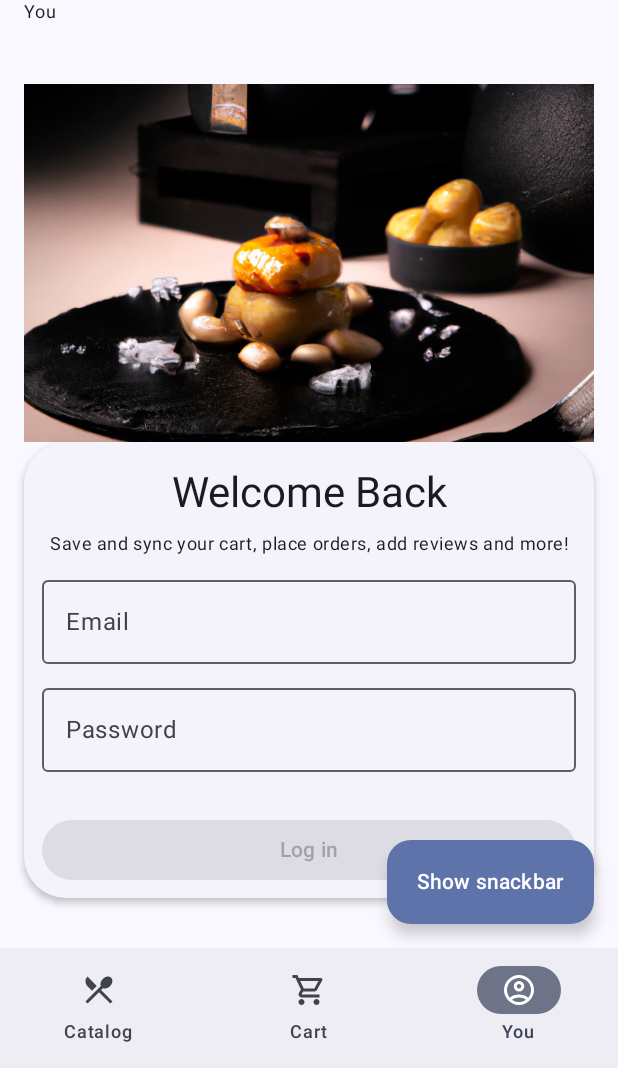
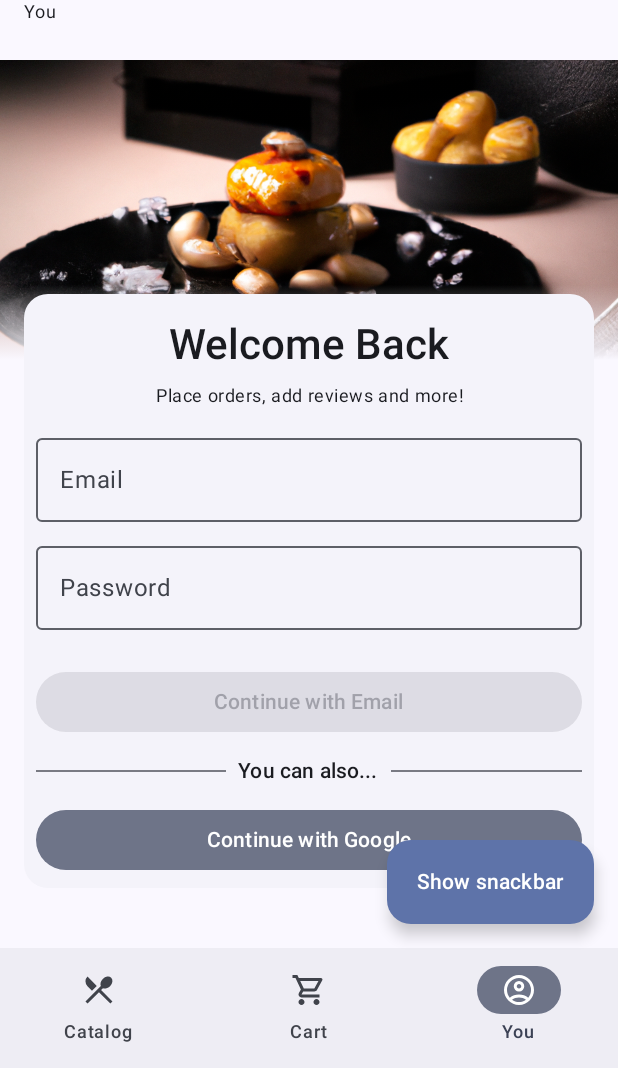
Before and after one commit to cryptoAlgorithm/SweetRock, an Android app built with Jetpack Compose: the screen it shows after launch (MainActivity), item 3 of the bottom bar chosen, on a phone screen of 412 x 824 dp, the part 168-1236 px from its top. Run offline under Robolectric (Android 15) with nearby library versions, the phone set to English and light mode, and no system bars; our stand-ins replace Firebase (no records; nobody signed in at launch, a user with empty details on screens opened directly); 3 statements that could not run were skipped.

Commit message:
feat (auth): add google sign in

```diff
--- a/app/build.gradle
+++ b/app/build.gradle
@@ -80,4 +80,8 @@ dependencies {
     // App Check
     implementation 'com.google.firebase:firebase-appcheck-playintegrity' // Play Integrity
     implementation 'com.google.firebase:firebase-appcheck-debug:16.1.1'  // Debug
+
+    // Play Services
+    implementation 'com.google.android.gms:play-services-auth:20.4.1'
+
 }
--- a/app/src/main/java/com/cryptoalgo/sweetRock/account/AccountLanding.kt
+++ b/app/src/main/java/com/cryptoalgo/sweetRock/account/AccountLanding.kt
@@ -1,18 +1,30 @@
 package com.cryptoalgo.sweetRock.account
 
+import android.app.Activity
 import android.util.Log
+import androidx.activity.compose.rememberLauncherForActivityResult
+import androidx.activity.result.contract.ActivityResultContracts
 import androidx.compose.foundation.Image
+import androidx.compose.foundation.background
 import androidx.compose.foundation.layout.Arrangement
+import androidx.compose.foundation.layout.Box
 import androidx.compose.foundation.layout.Column
 import androidx.compose.foundation.layout.PaddingValues
+import androidx.compose.foundation.layout.Row
+import androidx.compose.foundation.layout.Spacer
 import androidx.compose.foundation.layout.fillMaxSize
 import androidx.compose.foundation.layout.fillMaxWidth
+import androidx.compose.foundation.layout.height
 import androidx.compose.foundation.layout.padding
+import androidx.compose.foundation.layout.size
 import androidx.compose.foundation.lazy.LazyColumn
 import androidx.compose.material3.Button
 import androidx.compose.material3.CardDefaults
+import androidx.compose.material3.CircularProgressIndicator
+import androidx.compose.material3.Divider
 import androidx.compose.material3.ElevatedCard
 import androidx.compose.material3.ExperimentalMaterial3Api
+import androidx.compose.material3.FilledTonalButton
 import androidx.compose.material3.MaterialTheme
 import androidx.compose.material3.OutlinedTextField
 import androidx.compose.material3.Text
@@ -23,38 +35,86 @@ import androidx.compose.runtime.remember
 import androidx.compose.runtime.rememberCoroutineScope
 import androidx.compose.runtime.saveable.rememberSaveable
 import androidx.compose.runtime.setValue
+import androidx.compose.ui.Alignment
 import androidx.compose.ui.Modifier
+import androidx.compose.ui.graphics.Brush
+import androidx.compose.ui.graphics.Color
+import androidx.compose.ui.graphics.StrokeCap
 import androidx.compose.ui.layout.ContentScale
+import androidx.compose.ui.platform.LocalContext
 import androidx.compose.ui.res.painterResource
+import androidx.compose.ui.text.font.FontWeight
 import androidx.compose.ui.text.input.PasswordVisualTransformation
 import androidx.compose.ui.text.input.TextFieldValue
 import androidx.compose.ui.text.style.TextAlign
 import androidx.compose.ui.unit.dp
 import androidx.lifecycle.viewmodel.compose.viewModel
 import com.cryptoalgo.sweetRock.R
+import com.google.android.gms.auth.api.identity.Identity
 import kotlinx.coroutines.launch
+
+private const val TAG = "Account"
 
 @Composable
 fun AccountLanding(
     model: AccountViewModel = viewModel()
 ) {
-    LazyColumn(Modifier.fillMaxSize(), contentPadding = PaddingValues(16.dp)) {
-        item {
+    Box {
+        Box {
             Image(
                 painter = painterResource(id = R.drawable.banner), contentDescription = null,
-                Modifier.fillMaxWidth(),
-                contentScale = ContentScale.FillWidth
+                Modifier
+                    .height(200.dp)
+                    .fillMaxWidth(),
+                contentScale = ContentScale.Crop
+            )
+            Spacer(
+                Modifier
+                    .matchParentSize()
+                    .background(
+                        Brush.verticalGradient(
+                            0.75f to Color.Transparent,
+                            1f to MaterialTheme.colorScheme.background
+                        )
+                    )
             )
         }
-        if (model.user != null) item {
-            ElevatedCard {
-                Text(text = "Logged in as ${model.user?.email}")
-                Button(onClick = { model.signOut() }) {
-                    Text("Sign Out")
+        LazyColumn(Modifier.fillMaxSize(), contentPadding = PaddingValues(16.dp)) {
+            item { Spacer(Modifier.height(140.dp)) }
+            item {
+                when {
+                    model.user != null -> SignedInLanding()
+                    else -> SignInLaunchpad()
                 }
             }
         }
-        else item { SignInLaunchpad() }
+    }
+}
+
+@Composable
+private fun SignedInLanding(
+    model: AccountViewModel = viewModel()
+) {
+    val user = model.user ?: return // Return early if the current user is null
+
+    ElevatedCard(
+        Modifier.fillMaxWidth(),
+        elevation = CardDefaults.elevatedCardElevation(defaultElevation = 0.dp),
+        shape = MaterialTheme.shapes.large
+    ) {
+        Column(Modifier.padding(16.dp, 12.dp), verticalArrangement = Arrangement.spacedBy(4.dp)) {
+            Text("Your Account", fontWeight = FontWeight.SemiBold, style = MaterialTheme.typography.headlineMedium)
+            user.displayName?.let {
+                Text(it)
+            }
+            Text(user.email ?: "No Email")
+            Button(onClick = { model.signOut() },
+                Modifier
+                    .fillMaxWidth()
+                    .padding(top = 8.dp)) {
+                Text("Sign Out")
+            }
+        }
     }
 }
 
@@ -64,8 +124,44 @@ private fun SignInLaunchpad(
     model: AccountViewModel = viewModel()
 ) {
     val coroutineScope = rememberCoroutineScope()
+    val context = LocalContext.current
 
+    var loadingMethod by remember { mutableStateOf<Int?>(null) }
     var error by remember { mutableStateOf<String?>(null) }
+
+    val launcher = rememberLauncherForActivityResult(
+        ActivityResultContracts.StartIntentSenderForResult()
+    ) { result ->
+        if (result.resultCode != Activity.RESULT_OK) {
+            loadingMethod = null
+            // The user cancelled the login, was it due to an Exception?
+            if (result.data?.action == ActivityResultContracts.StartIntentSenderForResult.ACTION_INTENT_SENDER_REQUEST) {
+                /*val exception: Exception? = result.data?.getSerializableExtra(
+                    ActivityResultContracts.StartIntentSenderForResult.EXTRA_SEND_INTENT_EXCEPTION)*/
+                Log.e(TAG, "Couldn't start One Tap UI")
+            } else Log.w(TAG, "User cancelled flow")
+            return@rememberLauncherForActivityResult
+        }
+        val oneTapClient = Identity.getSignInClient(context)
+        val credential = oneTapClient.getSignInCredentialFromIntent(result.data)
+        val idToken = credential.googleIdToken
+        if (idToken != null) {
+            // Got an ID token from Google. Use it to authenticate
+            // with your backend.
+            coroutineScope.launch {
+                try {
+                    model.signIn(idToken)
+                } catch (e: Exception) {
+
+                } finally {
+                    loadingMethod = null
+                }
+            }
+        } else {
+            Log.w("LOG", "Null Token")
+            loadingMethod = null
+        }
+    }
 
     var email by rememberSaveable(stateSaver = TextFieldValue.Saver) {
         mutableStateOf(TextFieldValue(""))
@@ -75,22 +171,28 @@ private fun SignInLaunchpad(
     }
 
     ElevatedCard(
-        shape = MaterialTheme.shapes.extraLarge,
-        elevation = CardDefaults.elevatedCardElevation(defaultElevation = 3.dp)
+        elevation = CardDefaults.elevatedCardElevation(defaultElevation = 0.dp),
+        shape = MaterialTheme.shapes.large
     ) {
-        Column(Modifier.padding(12.dp, 8.dp), verticalArrangement = Arrangement.spacedBy(8.dp)) {
+        Column(Modifier.padding(8.dp, 8.dp), verticalArrangement = Arrangement.spacedBy(8.dp)) {
             Text(
-                text = "Welcome Back",
+                "Welcome Back",
                 Modifier
                     .fillMaxWidth()
-                    .padding(top = 8.dp), textAlign = TextAlign.Center,
+                    .padding(top = 8.dp),
+                fontWeight = FontWeight.SemiBold,
+                textAlign = TextAlign.Center,
                 style = MaterialTheme.typography.headlineMedium
             )
             Text(
-                text = "Save and sync your cart, place orders, add reviews and more!",
-                Modifier.fillMaxWidth(), textAlign = TextAlign.Center,
+                text = "Place orders, add reviews and more!",
+                Modifier
+                    .fillMaxWidth()
+                    .padding(bottom = 4.dp), textAlign = TextAlign.Center,
                 style = MaterialTheme.typography.bodySmall
             )
+
+            // Email sign-in
             OutlinedTextField(
                 value = email, onValueChange = { email = it },
                 Modifier.fillMaxWidth(),
@@ -107,19 +209,59 @@ private fun SignInLaunchpad(
 
             Button(
                 onClick = { coroutineScope.launch {
+                    loadingMethod = 0
                     try {
                         model.signIn(email.text, password.text)
                     } catch (e: Exception) {
                         error = e.message
                         Log.d("AccountLanding", "Sign in failed")
+                    } finally {
+                        loadingMethod = null
                     }
                 }},
-                Modifier
-                    .fillMaxWidth()
-                    .padding(top = 4.dp),
-                enabled = email.text.trim().isNotBlank() && password.text.isNotEmpty()
+                Modifier.fillMaxWidth(),
+                enabled = email.text.trim().isNotBlank() && password.text.isNotEmpty() && loadingMethod != 0
             ) {
-                Text("Log in")
+                if (loadingMethod == 0) {
+                    CircularProgressIndicator(
+                        Modifier.padding(end = 8.dp).size(16.dp),
+                        strokeWidth = 2.dp,
+                        strokeCap = StrokeCap.Round
+                    )
+                }
+                Text("Continue with Email")
+            }
+
+            Row(
+                Modifier.padding(vertical = 4.dp),
+                horizontalArrangement = Arrangement.spacedBy(8.dp),
+                verticalAlignment = Alignment.CenterVertically
+            ) {
+                Divider(Modifier.weight(1f))
+                Text("You can also...", style = MaterialTheme.typography.titleSmall)
+                Divider(Modifier.weight(1f))
+            }
+
+            FilledTonalButton(
+                onClick = { coroutineScope.launch {
+                    loadingMethod = 1
+                    try {
+                        model.signIn(context, launcher)
+                    } catch (e: Exception) {
+                        // Problem initiating sign in flow
+                        loadingMethod = null
+                    }
+                }},
+                Modifier.fillMaxWidth()
+            ) {
+                if (loadingMethod == 1) {
+                    CircularProgressIndicator(
+                        Modifier.padding(end = 8.dp).size(16.dp),
+                        strokeWidth = 2.dp,
+                        strokeCap = StrokeCap.Round
+                    )
+                }
+                Text("Continue with Google")
             }
         }
     }
--- a/app/src/main/res/values/strings.xml
+++ b/app/src/main/res/values/strings.xml
@@ -1,3 +1,5 @@
 <resources>
     <string name="app_name">Sweet Rock</string>
+
+    <string name="server_client_id">716609191868-rqi4k4dph17te4k47odf0tukcrkq5pco.apps.googleusercontent.com</string>
 </resources>
```
Also changed, not shown: app/src/main/java/com/cryptoalgo/sweetRock/account/AccountViewModel.kt (+67 -0 lines), app/src/main/res/drawable/banner.png.
